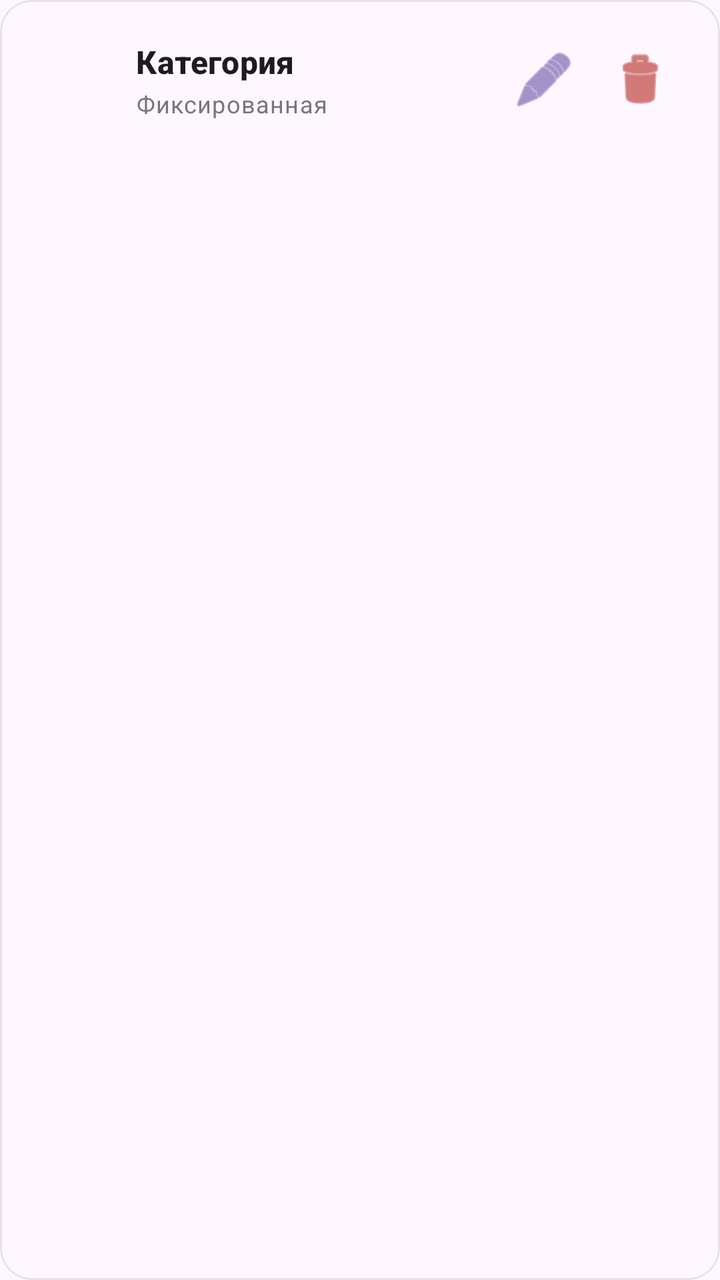
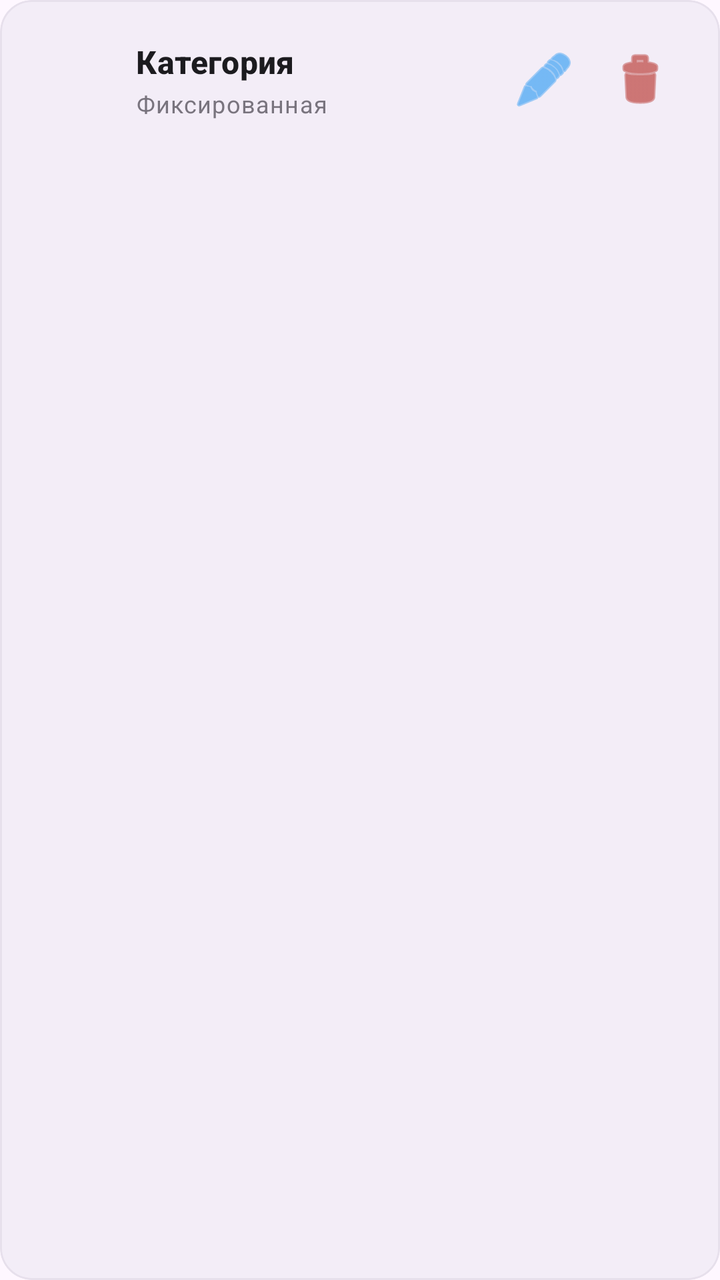

The first picture is an Android layout as it rendered before a commit; the second is the same layout after the commit. The layout source and the unified diff follow.
<!-- AndroidManifest.xml: application theme Theme.MoneyHelper -->
<!-- res/layout/item_category_simple.xml -->
<?xml version="1.0" encoding="utf-8"?>
<com.google.android.material.card.MaterialCardView
    xmlns:android="http://schemas.android.com/apk/res/android"
    xmlns:app="http://schemas.android.com/apk/res-auto"
    android:layout_width="match_parent"
    android:layout_height="wrap_content"
    android:layout_marginBottom="8dp"
    app:cardCornerRadius="16dp"
    app:cardElevation="0dp"
    app:strokeWidth="1dp"
    app:strokeColor="?attr/colorSurfaceVariant"
    app:cardBackgroundColor="?attr/colorSurface">

    <LinearLayout
        android:orientation="horizontal"
        android:padding="16dp"
        android:layout_width="match_parent"
        android:layout_height="wrap_content"
        android:gravity="center_vertical">

        
        <ImageView
            android:id="@+id/ivCategoryIcon"
            android:layout_width="40dp"
            android:layout_height="40dp"
            android:layout_marginEnd="12dp"
            android:scaleType="centerInside"
            android:padding="4dp"/>

        <LinearLayout
            android:layout_weight="1"
            android:layout_width="0dp"
            android:layout_height="wrap_content"
            android:orientation="vertical">

            <TextView
                android:id="@+id/tvName"
                android:layout_width="wrap_content"
                android:layout_height="wrap_content"
                android:text="Категория"
                android:textAppearance="?attr/textAppearanceTitleMedium"
                android:textColor="?attr/colorOnSurface"
                android:textStyle="bold"/>

            <TextView
                android:id="@+id/tvFixed"
                android:layout_width="wrap_content"
                android:layout_height="wrap_content"
                android:text="@string/category_fixed"
                android:textAppearance="?attr/textAppearanceBodySmall"
                android:textColor="?attr/colorOutline"
                android:layout_marginTop="2dp"/>
        </LinearLayout>

        <ImageButton
            android:id="@+id/btnEdit"
            android:layout_width="48dp"
            android:layout_height="48dp"
            android:background="?attr/selectableItemBackgroundBorderless"
            android:src="@android:drawable/ic_menu_edit"
            app:tint="?attr/colorPrimary"
            android:contentDescription="@string/btn_edit_description"/>

        <ImageButton
            android:id="@+id/btnDelete"
            android:layout_width="48dp"
            android:layout_height="48dp"
            android:background="?attr/selectableItemBackgroundBorderless"
            android:src="@android:drawable/ic_menu_delete"
            app:tint="?attr/colorError"
            android:contentDescription="@string/btn_delete_description"/>
    </LinearLayout>
</com.google.android.material.card.MaterialCardView>
<!-- resources referenced by this layout -->
<resources>
  <string name="btn_delete_description">Удалить</string>
  <string name="btn_edit_description">Редактировать</string>
  <string name="category_fixed">Фиксированная</string>
  <style name="Theme.MoneyHelper" parent="Base.Theme.MoneyHelper" />
  <style name="Base.Theme.MoneyHelper" parent="Theme.Material3.DayNight.NoActionBar">
          
          
      </style>
</resources>

<!-- the commit's change to res/layout/item_category_simple.xml (unified diff, before → after) -->
@@ -9,7 +9,7 @@
     app:cardElevation="0dp"
     app:strokeWidth="1dp"
     app:strokeColor="?attr/colorSurfaceVariant"
-    app:cardBackgroundColor="?attr/colorSurface">
+    app:cardBackgroundColor="?attr/colorSurfaceContainer">
 
     <LinearLayout
         android:orientation="horizontal"
<!-- resource entries referenced after the edit -->
@@ -7,6 +7,10 @@
   <style name="Base.Theme.MoneyHelper" parent="Theme.Material3.DayNight.NoActionBar">
           
           
+          <item name="colorPrimary">#2196F3</item>
+          <item name="colorOnPrimary">#FFFFFF</item>
+          <item name="colorSurface">#FFFFFF</item>
+          <item name="colorOnSurface">#1C1B1F</item>
       </style>
 </resources>
 
